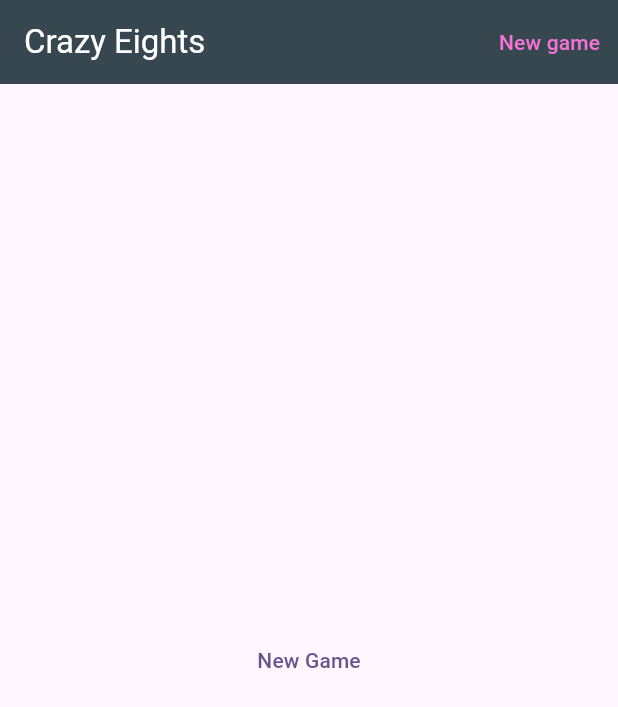
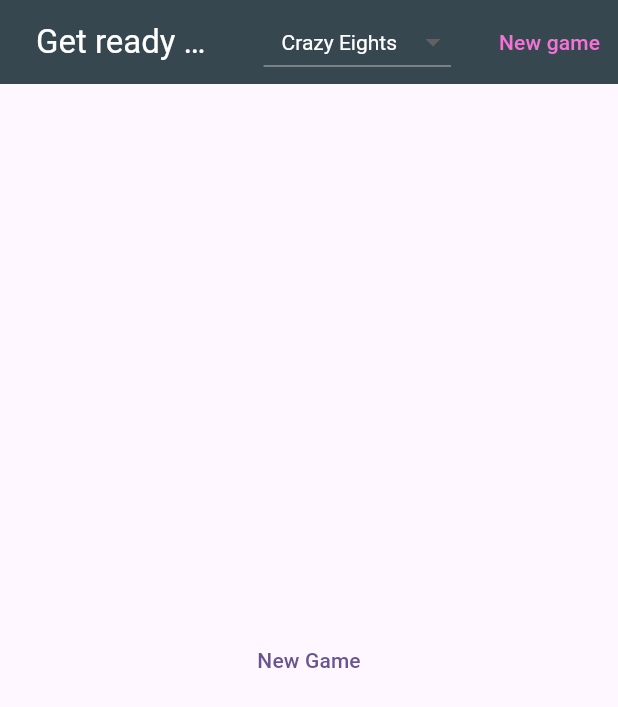
Before and after one commit to mlenda000/card_game, a Flutter app: the screen it shows after launch, on a phone screen of 412 x 824 dp. Shown: the top 707 px of the screen. Run offline on Flutter 3.47's test engine with Material 3 defaults, Android fonts, the phone set to English and light mode, and no system bars; our stand-ins replace cached_network_image, validators.

Commit message:
updated multiple providers and logic to switch between games

```diff
--- a/lib/components/game_board.dart
+++ b/lib/components/game_board.dart
@@ -4,21 +4,20 @@ import 'package:card_game/components/discard_pile.dart';
 import 'package:card_game/components/player_info.dart';
 import 'package:card_game/models/card_model.dart';
 import 'package:card_game/models/player_model.dart';
-import 'package:card_game/providers/crazy_eights_game_provider.dart';
+import 'package:card_game/providers/game_provider.dart';
 import 'package:flutter/material.dart';
-import 'package:provider/provider.dart';
 
 class GameBoard extends StatelessWidget {
-  const GameBoard({super.key});
+  final GameProvider provider;
+
+  const GameBoard({super.key, required this.provider});
 
   @override
   Widget build(BuildContext context) {
-    return Consumer<CrazyEightsGameProvider>(
-      builder: (context, model, child) {
-        return model.currentDeck != null
+    return provider.currentDeck != null
         ? Column(
             children: [
-                PlayerInfo(turn: model.turn),
+              PlayerInfo(turn: provider.turn),
               Expanded(
                 child: Stack(
                   children: [
@@ -35,18 +34,25 @@ class GameBoard extends StatelessWidget {
                               children: [
                                 GestureDetector(
                                   onTap: () async {
-                                        await model.drawCards(model.turn.currentPlayer);
+                                    await provider
+                                        .drawCards(provider.turn.currentPlayer);
                                   },
                                   child: DeckPile(
-                                          remaining: model.currentDeck!.remaining),
+                                      remaining:
+                                          provider.currentDeck!.remaining),
                                 ),
-                                    SizedBox(width: 8),
+                                const SizedBox(width: 8),
                                 DiscardPile(
-                                      cards: model.discards,
+                                  onPressed: (card) {
+                                    provider.drawCardsFromDiscard(
+                                        provider.turn.currentPlayer);
+                                  },
+                                  cards: provider.discards,
                                 ),
                               ],
                             ),
-                                if (model.buttonWidget != null) model.buttonWidget!,
+                            if (provider.buttonWidget != null && provider.showTrump)
+                              provider.buttonWidget!,
                           ],
                         ),
                       ),
@@ -54,11 +60,13 @@ class GameBoard extends StatelessWidget {
                     Align(
                       alignment: Alignment.topCenter,
                       child: Padding(
-                              padding: const EdgeInsets.only(left:16.0, right: 16.0, top: 4.0),
+                        padding: const EdgeInsets.only(
+                            left: 16.0, right: 16.0, top: 4.0),
                         child: CardList(
-                                player: model.players[1],
+                          player: provider.players[1],
                         ),
-                            )),
+                      ),
+                    ),
                     Align(
                       alignment: Alignment.bottomCenter,
                       child: Column(
@@ -69,24 +77,28 @@ class GameBoard extends StatelessWidget {
                             child: Row(
                               mainAxisAlignment: MainAxisAlignment.end,
                               children: [
-                                    if (model.turn.currentPlayer == model.players[0])
+                                ...provider.additionalButtons,
+                                if (provider.turn.currentPlayer ==
+                                    provider.players[0])
                                   ElevatedButton(
-                                          onPressed: model.canEndTurn
+                                    onPressed: provider.canEndTurn
                                         ? () {
-                                                  model.endTurn();
+                                            provider.endTurn();
                                           }
                                         : null,
-                                          child: const Text("End Turn"))
+                                    child: const Text("End Turn"),
+                                  ),
                               ],
                             ),
                           ),
                           Padding(
-                                padding: const EdgeInsets.only(bottom:4.0, left: 16.0, right: 16.0),
+                            padding: const EdgeInsets.only(
+                                bottom: 4.0, left: 16.0, right: 16.0),
                             child: CardList(
-                                  player: model.players[0],
+                              player: provider.players[0],
                               onPlayCard: (CardModel card) {
-                                    model.playCard(
-                                        card: card, player: model.players[0]);
+                                provider.playCard(
+                                    card: card, player: provider.players[0]);
                               },
                             ),
                           ),
@@ -100,17 +112,15 @@ class GameBoard extends StatelessWidget {
           )
         : Center(
             child: TextButton(
-                  child: Text("New Game"),
+              child: const Text("New Game"),
               onPressed: () {
                 final players = [
                   PlayerModel(name: "Mark", isHuman: true),
                   PlayerModel(name: "Bot", isHuman: false)
                 ];
-                    model.newGame(players);
+                provider.newGame(players);
               },
             ),
           );
-      },
-    );
   }
 }
--- a/lib/screens/game_screen.dart
+++ b/lib/screens/game_screen.dart
@@ -1,6 +1,8 @@
 import 'package:card_game/components/game_board.dart';
 import 'package:card_game/models/player_model.dart';
 import 'package:card_game/providers/crazy_eights_game_provider.dart';
+import 'package:card_game/providers/game_provider.dart';
+import 'package:card_game/providers/thirty_one_game_provider.dart';
 import 'package:flutter/material.dart';
 import 'package:provider/provider.dart';
 
@@ -11,13 +13,18 @@ class GameScreen extends StatefulWidget {
   State<GameScreen> createState() => _GameScreenState();
 }
 
-late final CrazyEightsGameProvider _gameProvider;
+class _GameScreenState extends State<GameScreen> {
+  String? _selectedGame;
 
-class _GameScreenState extends State<GameScreen> {
+  final List<String> _gameOptions = [
+    "Crazy Eights",
+    "Thirty One",
+  ];
+
   @override
   void initState() {
-    _gameProvider = Provider.of<CrazyEightsGameProvider>(context, listen: false);
     super.initState();
+    _selectedGame = _gameOptions[0]; // Default to Crazy Eights
   }
 
   @override
@@ -26,16 +33,45 @@ class _GameScreenState extends State<GameScreen> {
       appBar: AppBar(
         backgroundColor: Colors.blueGrey[800],
         foregroundColor: Colors.white,
-        title: const Text("Crazy Eights"),
+        title: Padding(
+          padding: const EdgeInsets.only(left: 8.0),
+          child: const Text("Get ready to play!"),
+        ),
         actions: [
+          Container(
+            margin: const EdgeInsets.symmetric(horizontal: 20),
+            child: DropdownButton<String>(
+              dropdownColor: Colors.blueGrey[800],
+              style: const TextStyle(color: Colors.white),
+              value: _selectedGame,
+              onChanged: (String? newValue) {
+                setState(() {
+                  _selectedGame = newValue;
+                });
+              },
+              items: _gameOptions.map<DropdownMenuItem<String>>((String value) {
+                return DropdownMenuItem<String>(
+                  value: value,
+                  child: Padding(
+                    padding: const EdgeInsets.only(
+                        top: 4, bottom: 4, left: 12, right: 12),
+                    child: Text(value),
+                  ),
+                );
+              }).toList(),
+            ),
+          ),
           TextButton(
             onPressed: () async {
               final players = [
                 PlayerModel(name: "Mark", isHuman: true),
-                PlayerModel(name: "Bot", isHuman: false)
+                PlayerModel(name: "Bot", isHuman: false),
               ];
-
-              await _gameProvider.newGame(players);
+              if (_selectedGame == "Crazy Eights") {
+                await Provider.of<CrazyEightsGameProvider>(context, listen: false).newGame(players);
+              } else {
+                await Provider.of<ThirtyOneGameProvider>(context, listen: false).newGame(players);
+              }
             },
             child: const Text(
               "New game",
@@ -44,7 +80,18 @@ class _GameScreenState extends State<GameScreen> {
           ),
         ],
       ),
-      body: const GameBoard(),
+      body: Builder(
+        builder: (context) {
+          // Decide which provider to use based on selected game
+          GameProvider model;
+          if (_selectedGame == "Crazy Eights") {
+            model = Provider.of<CrazyEightsGameProvider>(context);
+          } else {
+            model = Provider.of<ThirtyOneGameProvider>(context);
+          }
+          return GameBoard(provider: model);
+        },
+      ),
     );
   }
 }
```
Also changed, not shown: lib/components/card_back.dart (+13 -15 lines), lib/components/deck_pile.dart (+16 -5 lines), lib/components/discard_pile.dart (+19 -4 lines), lib/main.dart (+7 -4 lines), lib/providers/crazy_eights_game_provider.dart (+18 -0 lines), lib/providers/game_provider.dart (+49 -0 lines), lib/providers/thirty_one_game_provider.dart (added, +79 -0 lines). Lines whose indentation alone changed are shown as unchanged.
